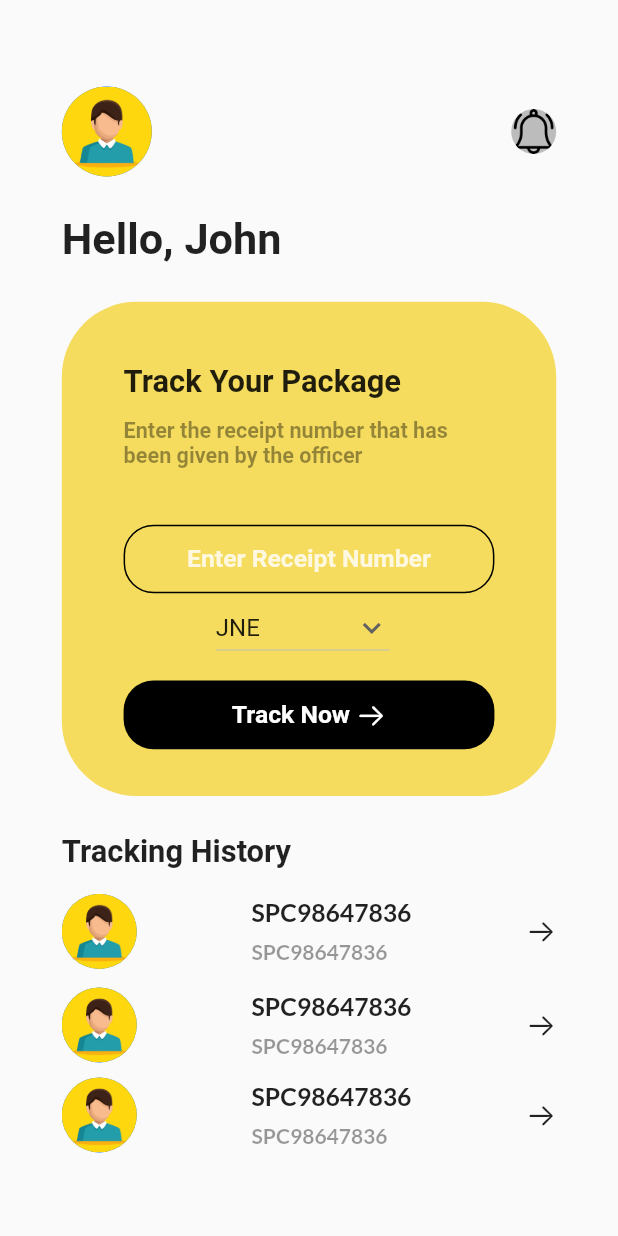
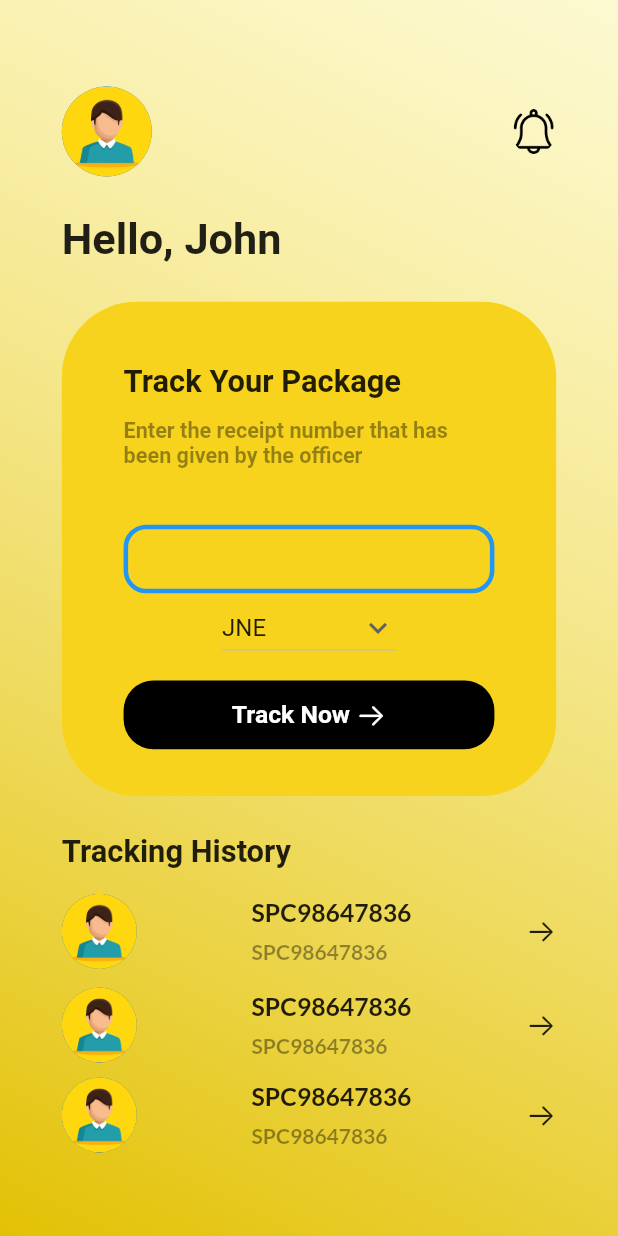
Before and after one commit to Yogabayu/PaketKUv2, a Flutter app: the screen it shows after launch, after a tap on "Sign in with Google", on a phone screen of 412 x 824 dp. Run offline on Flutter 3.47's test engine with Material 2 defaults, Android fonts, the phone set to English and light mode, and no system bars; our stand-ins replace animate_do, get, get_storage, google_fonts.

Commit message:
dashboard

```diff
--- a/lib/page/dashboard.dart
+++ b/lib/page/dashboard.dart
@@ -17,6 +17,7 @@ class Dashboard extends StatefulWidget {
 class _DashboardState extends State<Dashboard> {
 // Initial Selected Value
   String dropdownvalue = 'JNE';
+  TextEditingController receipt = TextEditingController();
 
   // List of items in our dropdown menu
   var items = [
@@ -34,6 +35,18 @@ class _DashboardState extends State<Dashboard> {
     return Scaffold(
       // backgroundColor: Color.fromARGB(226, 255, 255, 255),
       body: Container(
+        decoration: BoxDecoration(
+          gradient: LinearGradient(
+            end: Alignment.topRight,
+            begin: Alignment.bottomLeft,
+            colors: [
+              // Color.fromARGB(156, 245, 196, 20),
+              // Color.fromRGBO(255, 237, 34, 100),
+              Color.fromARGB(251, 226, 192, 0),
+              Color.fromARGB(156, 255, 249, 183),
+            ],
+          ),
+        ),
         child: ListView(
           children: [
             Container(
@@ -56,7 +69,8 @@ class _DashboardState extends State<Dashboard> {
                       print("notif clicked"),
                     },
                     child: CircleAvatar(
-                      backgroundColor: Color.fromARGB(225, 181, 180, 180),
+                      // backgroundColor: Color.fromARGB(225, 181, 180, 180),
+                      backgroundColor: Colors.transparent,
                       backgroundImage:
                           AssetImage('assets/image/notification.png'),
                       radius: 15, //Text
@@ -94,7 +108,7 @@ class _DashboardState extends State<Dashboard> {
                     topLeft: Radius.circular(50),
                     topRight: Radius.circular(50),
                   ),
-                  color: Color.fromARGB(255, 245, 220, 94),
+                  color: Color.fromARGB(255, 247, 211, 30),
                 ),
                 child: Column(
                   crossAxisAlignment: CrossAxisAlignment.start,
@@ -129,8 +143,7 @@ class _DashboardState extends State<Dashboard> {
                         ),
                       ),
                     ),
-                    InkWell(
-                      child: Container(
+                    Container(
                       width: width * 2,
                       height: height / 18,
                       margin: EdgeInsets.only(
@@ -138,40 +151,35 @@ class _DashboardState extends State<Dashboard> {
                         left: width * 0.1,
                         right: width * 0.1,
                       ),
-                          decoration: BoxDecoration(
-                            borderRadius: BorderRadius.circular(20),
-                            border: Border.all(color: Colors.black),
+                      child: Center(
+                        child: TextField(
+                          controller: receipt,
+                          textAlign: TextAlign.center,
+                          decoration: InputDecoration(
+                              enabledBorder: OutlineInputBorder(
+                                borderSide: const BorderSide(
+                                    width: 3, color: Colors.blue),
+                                borderRadius: BorderRadius.circular(15),
                               ),
-                          child: Center(
-                              child: Row(
-                            mainAxisAlignment: MainAxisAlignment.spaceEvenly,
-                            children: <Widget>[
-                              Text(
-                                'Enter Receipt Number',
-                                style: TextStyle(
-                                    fontSize: height * 0.02,
-                                    fontWeight: FontWeight.bold,
-                                    color: Colors.white.withOpacity(0.8)),
+                              focusedBorder: OutlineInputBorder(
+                                borderSide: const BorderSide(
+                                    // width: 3,
+                                    color: Color.fromARGB(255, 0, 0, 0)),
+                                borderRadius: BorderRadius.circular(15),
+                              )),
                         ),
-                            ],
-                          ))),
-                      onTap: () => {
-                        print("object"),
-                      },
+                      ),
                     ),
                     Container(
                       width: width * 0.52,
                       height: height / 18,
                       margin: EdgeInsets.only(
                         // top: width * 0.2,
-                        left: width * 0.13,
-                        right: width * 0.1,
+                        left: width * 0.2,
+                        right: width * 0.2,
                       ),
                       child: Center(
-                          child: Row(
-                        mainAxisAlignment: MainAxisAlignment.spaceEvenly,
-                        children: <Widget>[
-                          DropdownButton(
+                        child: DropdownButton(
                           // Initial Value
                           value: dropdownvalue,
 
@@ -190,12 +198,10 @@ class _DashboardState extends State<Dashboard> {
                           onChanged: (String? newValue) {
                             setState(() {
                               dropdownvalue = newValue!;
-                                print(dropdownvalue);
                             });
                           },
                         ),
-                        ],
-                      )),
+                      ),
                     ),
                     InkWell(
                       child: Container(
@@ -228,7 +234,8 @@ class _DashboardState extends State<Dashboard> {
                             ],
                           ))),
                       onTap: () => {
-                        print("object"),
+                        print(receipt.text),
+                        print(dropdownvalue),
                       },
                     ),
                   ],
@@ -246,62 +253,6 @@ class _DashboardState extends State<Dashboard> {
                 ),
               ),
             ),
-            // Container(
-            //   margin: EdgeInsets.only(
-            //       left: width * 0.1, right: width * 0.1, top: height * 0.02),
-            //   child: Row(
-            //     mainAxisAlignment: MainAxisAlignment.spaceBetween,
-            //     children: [
-            //       GestureDetector(
-            //         onTap: () => {
-            //           print("user"),
-            //         },
-            //         child: CircleAvatar(
-            //           backgroundImage: AssetImage('assets/image/user.jpg'),
-            //           radius: 25, //Text
-            //         ),
-            //       ),
-            //       GestureDetector(
-            //         onTap: () => {
-            //           print("user"),
-            //         },
-            //         child: Container(
-            //           child: Column(
-            //             crossAxisAlignment: CrossAxisAlignment.start,
-            //             mainAxisAlignment: MainAxisAlignment.start,
-            //             children: [
-            //               Text(
-            //                 "SPC98647836",
-            //                 style: GoogleFonts.lato(
-            //                     fontSize: height * 0.02,
-            //                     fontWeight: FontWeight.bold),
-            //               ),
-            //               SizedBox(
-            //                 height: height * 0.009,
-            //               ),
-            //               Text(
-            //                 "SPC98647836",
-            //                 style: GoogleFonts.lato(
-            //                   fontSize: height * 0.017,
-            //                   fontWeight: FontWeight.bold,
-            //                   color: Colors.black.withOpacity(0.4),
-            //                 ),
-            //               ),
-            //             ],
-            //           ),
-            //         ),
-            //       ),
-            //       GestureDetector(
-            //           onTap: () => {
-            //                 print("notif clicked"),
-            //               },
-            //           child: Icon(
-            //             CupertinoIcons.arrow_right,
-            //             size: 20,
-            //           )),
-            //     ],
-            //   ),
-            // ),
             Container(
                 height: height * 0.22,
                 margin: EdgeInsets.only(
--- a/lib/page/welcome.dart
+++ b/lib/page/welcome.dart
@@ -38,7 +38,8 @@ class _WelcomeState extends State<Welcome> {
             Color.fromARGB(251, 226, 192, 0),
             Color.fromARGB(156, 255, 249, 183),
           ],
-      )),
+        ),
+      ),
       child: ListView(
         children: [
           SizedBox(
```
Lines whose indentation alone changed are shown as unchanged.
